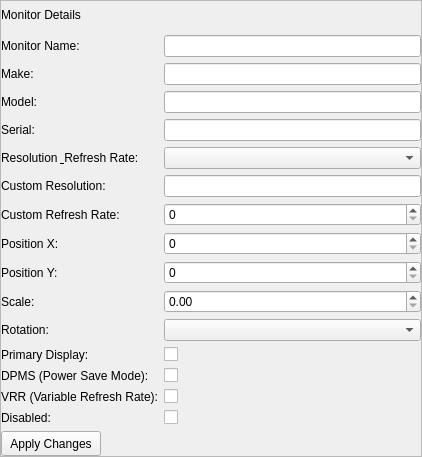
The window that src/ui/monitor_details.ui (fabelv/HyprView) describes before a commit, drawn with Qt 5.
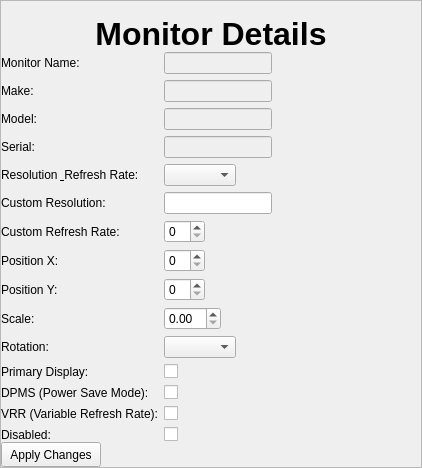
The same window after the commit.

Commit message: show monitors

```diff
--- a/src/ui/monitor_details.ui
+++ b/src/ui/monitor_details.ui
@@ -7,13 +7,22 @@
     <x>0</x>
     <y>0</y>
     <width>422</width>
-    <height>457</height>
+    <height>468</height>
    </rect>
   </property>
+  <property name="sizePolicy">
+   <sizepolicy hsizetype="Minimum" vsizetype="Preferred">
+    <horstretch>0</horstretch>
+    <verstretch>0</verstretch>
+   </sizepolicy>
+  </property>
   <property name="windowTitle">
    <string>Form</string>
   </property>
   <layout class="QVBoxLayout" name="verticalLayout_3">
+   <property name="spacing">
+    <number>0</number>
+   </property>
    <property name="leftMargin">
     <number>0</number>
    </property>
@@ -28,6 +37,12 @@
    </property>
    <item>
     <widget class="QFrame" name="detailsFrame">
+     <property name="sizePolicy">
+      <sizepolicy hsizetype="Minimum" vsizetype="Preferred">
+       <horstretch>0</horstretch>
+       <verstretch>0</verstretch>
+      </sizepolicy>
+     </property>
      <property name="frameShape">
       <enum>QFrame::StyledPanel</enum>
      </property>
@@ -35,6 +50,9 @@
       <enum>QFrame::Raised</enum>
      </property>
      <layout class="QVBoxLayout" name="verticalLayout_2">
+      <property name="spacing">
+       <number>0</number>
+      </property>
       <property name="leftMargin">
        <number>0</number>
       </property>
@@ -49,15 +67,58 @@
       </property>
       <item>
        <layout class="QVBoxLayout" name="verticalLayout" stretch="0,0">
+        <property name="spacing">
+         <number>0</number>
+        </property>
         <item>
          <widget class="QLabel" name="monitorDetailsLabel">
+          <property name="sizePolicy">
+           <sizepolicy hsizetype="Minimum" vsizetype="Minimum">
+            <horstretch>0</horstretch>
+            <verstretch>0</verstretch>
+           </sizepolicy>
+          </property>
+          <property name="font">
+           <font>
+            <pointsize>24</pointsize>
+            <weight>75</weight>
+            <bold>true</bold>
+           </font>
+          </property>
+          <property name="cursor">
+           <cursorShape>UpArrowCursor</cursorShape>
+          </property>
+          <property name="layoutDirection">
+           <enum>Qt::LeftToRight</enum>
+          </property>
+          <property name="autoFillBackground">
+           <bool>false</bool>
+          </property>
+          <property name="frameShape">
+           <enum>QFrame::NoFrame</enum>
+          </property>
           <property name="text">
            <string>Monitor Details</string>
           </property>
+          <property name="textFormat">
+           <enum>Qt::AutoText</enum>
+          </property>
+          <property name="alignment">
+           <set>Qt::AlignBottom|Qt::AlignHCenter</set>
+          </property>
          </widget>
         </item>
         <item>
          <layout class="QFormLayout" name="formLayout">
+          <property name="fieldGrowthPolicy">
+           <enum>QFormLayout::FieldsStayAtSizeHint</enum>
+          </property>
+          <property name="horizontalSpacing">
+           <number>6</number>
+          </property>
+          <property name="verticalSpacing">
+           <number>6</number>
+          </property>
           <item row="0" column="0">
            <widget class="QLabel" name="monitorNameLabel">
             <property name="text">
@@ -66,7 +127,11 @@
            </widget>
           </item>
           <item row="0" column="1">
-           <widget class="QLineEdit" name="monitorName"/>
+           <widget class="QLineEdit" name="monitorName">
+            <property name="enabled">
+             <bool>false</bool>
+            </property>
+           </widget>
           </item>
           <item row="1" column="0">
            <widget class="QLabel" name="makeLabel">
@@ -76,7 +141,11 @@
            </widget>
           </item>
           <item row="1" column="1">
-           <widget class="QLineEdit" name="monitorMake"/>
+           <widget class="QLineEdit" name="monitorMake">
+            <property name="enabled">
+             <bool>false</bool>
+            </property>
+           </widget>
           </item>
           <item row="2" column="0">
            <widget class="QLabel" name="modelLabel">
@@ -86,7 +155,11 @@
            </widget>
           </item>
           <item row="2" column="1">
-           <widget class="QLineEdit" name="monitorModelLabel"/>
+           <widget class="QLineEdit" name="monitorModelLabel">
+            <property name="enabled">
+             <bool>false</bool>
+            </property>
+           </widget>
           </item>
           <item row="3" column="0">
            <widget class="QLabel" name="serialLabel">
@@ -96,7 +169,11 @@
            </widget>
           </item>
           <item row="3" column="1">
-           <widget class="QLineEdit" name="monitorSerialLabel"/>
+           <widget class="QLineEdit" name="monitorSerial">
+            <property name="enabled">
+             <bool>false</bool>
+            </property>
+           </widget>
           </item>
           <item row="4" column="0">
            <widget class="QLabel" name="resolutionRefreshRateLabel">
```
Left out of the diff: 4 changed lines with no effect on the pictures. The commit also changes 12 other files.
